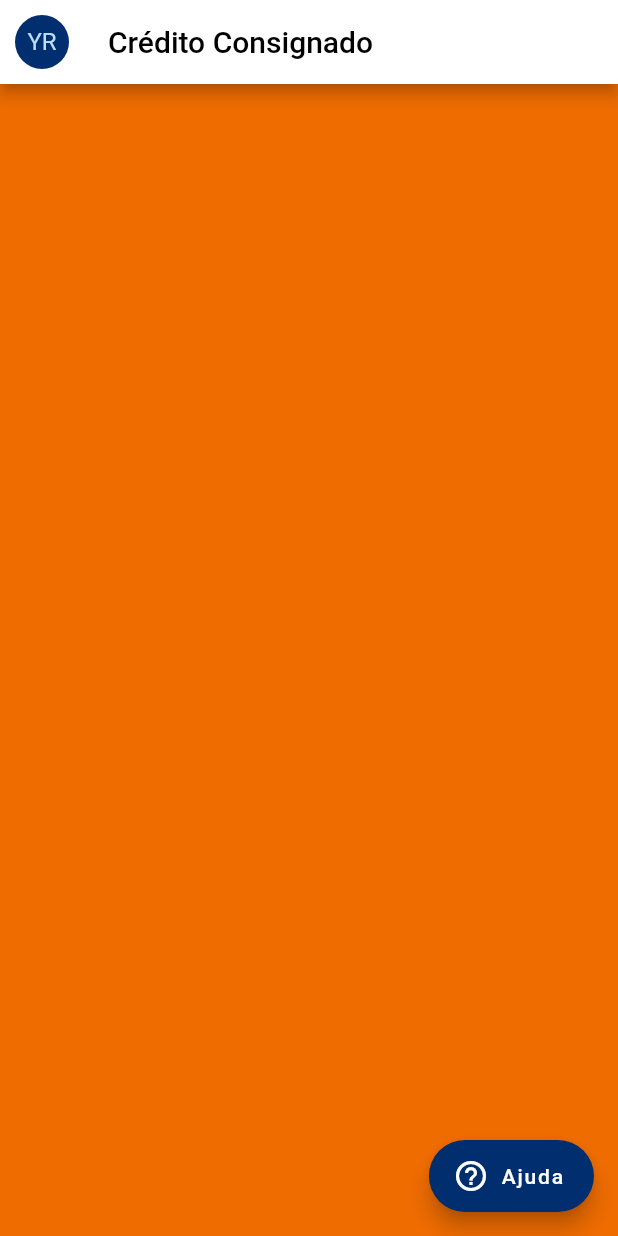
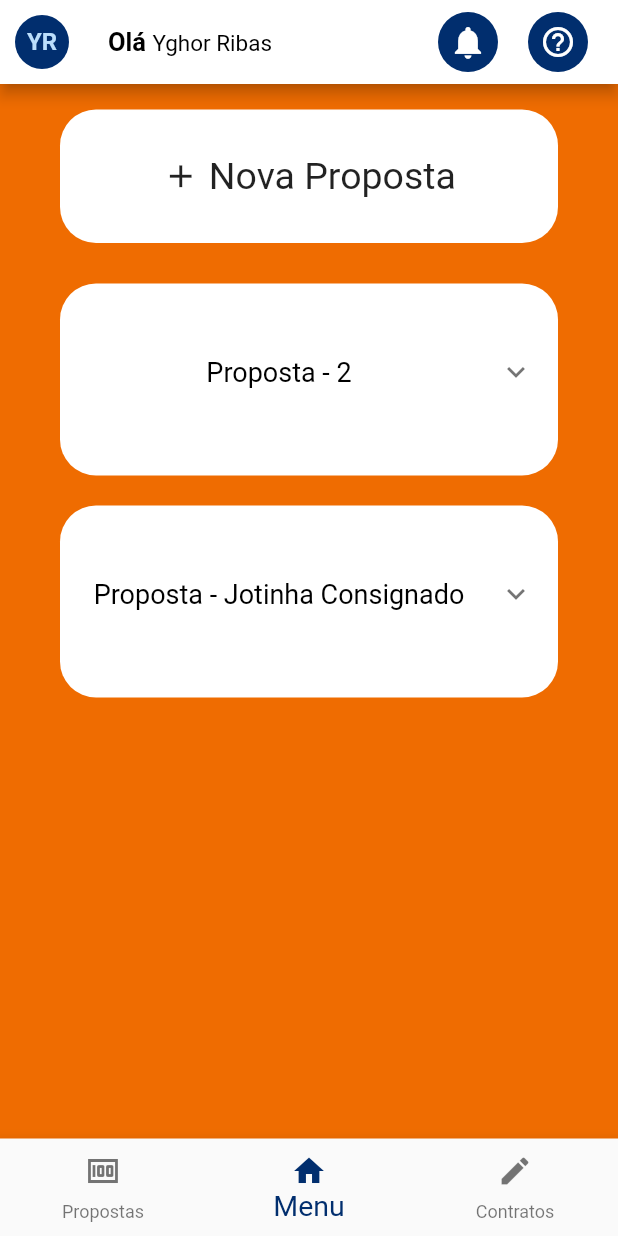
Before and after one commit to LocaLex-Digital/empresta-hackaton-flutter, a Flutter app: the screen it shows after launch, on a phone screen of 412 x 824 dp. Run offline on Flutter 3.47's test engine with Material 2 defaults, Android fonts, the phone set to English and light mode, and no system bars.

Commit message:
Initial Commit

```diff
--- a/lib/main.dart
+++ b/lib/main.dart
@@ -1,3 +1,8 @@
+import 'package:empresta_app/options_description_page.dart';
+import 'package:empresta_app/profile_page.dart';
+import 'package:empresta_app/widgets/add_card_widget.dart';
+import 'package:empresta_app/widgets/card_widget.dart';
+import 'package:empresta_app/widgets/help_widget.dart';
 import 'package:empresta_app/widgets/profile_widget.dart';
 import 'package:flutter/material.dart';
 
@@ -7,8 +12,7 @@ void main() {
 
 class MyApp extends StatelessWidget {
   @override
-  Widget build(BuildContext context) {
-    return MaterialApp(
+  Widget build(BuildContext context) => MaterialApp(
         title: 'Empresta App',
         theme: ThemeData(
           primarySwatch: Colors.blue,
@@ -16,7 +20,6 @@ class MyApp extends StatelessWidget {
         ),
         home: MyHomePage(),
       );
-  }
 }
 
 class MyHomePage extends StatefulWidget {
@@ -27,44 +30,132 @@ class MyHomePage extends StatefulWidget {
 }
 
 class _MyHomePageState extends State<MyHomePage> {
-
   @override
   Widget build(BuildContext context) => Scaffold(
         backgroundColor: Color(0xFFEF6C01),
-        appBar: AppBar(
+        appBar: _appBar(),
+        body: SingleChildScrollView(
+          child: Column(
+            children: <Widget>[
+              InkWell(
+                onTap: () {},
+                child: AddCardWidget(),
+              ),
+              CardWidget(
+                propostaTitle: 'Proposta - 2',
+              ),
+              CardWidget(
+                propostaTitle: 'Proposta - Jotinha Consignado',
+              ),
+            ],
+          ),
+        ),
+        bottomNavigationBar: BottomNavigationBar(
+          onTap: (index) {
+            if (index == 0) {
+              Navigator.push(
+                context,
+                MaterialPageRoute(
+                  builder: (context) => OptionsDrescription(
+                    index: index,
+                  ),
+                ),
+              );
+            } else if (index == 1) {
+              Navigator.push(
+                context,
+                MaterialPageRoute(builder: (context) => MyApp()),
+              );
+            } else if (index == 2) {
+              Navigator.push(
+                context,
+                MaterialPageRoute(
+                  builder: (context) => OptionsDrescription(
+                    index: index,
+                  ),
+                ),
+              );
+            }
+          },
+          selectedItemColor: Color(0xFF012E6E),
+          selectedFontSize: 19,
+          currentIndex: 1,
+          items: [
+            BottomNavigationBarItem(
+              icon: Icon(Icons.money),
+              label: "Propostas",
+            ),
+            BottomNavigationBarItem(
+              icon: Icon(Icons.home),
+              label: "Menu",
+            ),
+            BottomNavigationBarItem(
+              icon: Icon(Icons.edit),
+              label: "Contratos",
+            ),
+          ],
+        ),
+      );
+
+  Widget _appBar() => AppBar(
         leading: InkWell(
-            onTap: () {},
+          onTap: () {
+                          Navigator.push(
+                context,
+                MaterialPageRoute(
+                  builder: (context) => ProfilePage(
+                  ),
+                ),
+              );
+          },
           child: Padding(
             padding: const EdgeInsets.all(10.0),
             child: ProfileWidget(),
           ),
         ),
         backgroundColor: Colors.white,
-          title: Text(
-            'Crédito Consignado',
+        title: Row(
+          children: [
+            RichText(
+              text: TextSpan(
+                text: 'Olá ',
                 style: TextStyle(
                   color: Colors.black,
+                  fontSize: 17,
+                  fontWeight: FontWeight.bold,
                 ),
+                children: [
+                  TextSpan(
+                    text: 'Yghor Ribas', // add user name here
+                    style: TextStyle(
+                      fontSize: 15,
+                      fontWeight: FontWeight.normal,
                     ),
-        ),
-        body: Center(
-          child: Column(
-            mainAxisAlignment: MainAxisAlignment.center,
-            children: <Widget>[
-              Text(
-                '',
                   ),
                 ],
               ),
             ),
-        floatingActionButton: FloatingActionButton.extended(
-          onPressed: () {},
+          ],
+        ),
+        actions: <Widget>[
+          Padding(
+            padding: EdgeInsets.only(right: 20.0),
+            child: GestureDetector(
+              onTap: () {},
+              child: CircleAvatar(
                 backgroundColor: Color(0xFF012E6E),
-          tooltip: 'Clique para receber ajuda',
-          icon: Icon(
-            Icons.help_outline,
+                child: Icon(
+                  Icons.notifications,
+                  color: Colors.white,
+                  size: 26.0,
                 ),
-          label: Text('Ajuda'),
               ),
+            ),
+          ),
+          Padding(
+            padding: EdgeInsets.only(right: 20.0),
+            child: HelpWidget(),
+          ),
+        ],
       );
 }
--- /dev/null
+++ b/lib/widgets/add_card_widget.dart
@@ -0,0 +1,41 @@
+import 'package:flutter/material.dart';
+
+class AddCardWidget extends StatelessWidget {
+  const AddCardWidget() : super();
+
+
+  @override
+  Widget build(BuildContext context) => Padding(
+        padding: EdgeInsets.symmetric(
+          vertical: 17,
+          horizontal: 40,
+        ),
+          child: Container(
+            padding: EdgeInsets.only(
+              top: 30.0,
+              bottom: 30.0,
+            ),
+            decoration: BoxDecoration(
+              color: Colors.white,
+              borderRadius: BorderRadius.circular(
+                24,
+              ),
+            ),
+            child: Row(
+              mainAxisAlignment: MainAxisAlignment.center,
+              children: [
+                Icon(
+                  Icons.add,
+                  size: 25,
+                ),
+                Text(
+                  ' Nova Proposta',
+                  style: TextStyle(
+                    fontSize: 25,
+                  ),
+                ),
+              ],
+            ),
+          ),
+      );
+}
--- /dev/null
+++ b/lib/widgets/card_widget.dart
@@ -0,0 +1,49 @@
+import 'package:flutter/material.dart';
+
+class CardWidget extends StatelessWidget {
+  const CardWidget({
+    @required this.propostaTitle,
+  }) : super();
+
+  final String propostaTitle;
+
+  @override
+  Widget build(BuildContext context) => Padding(
+        padding: EdgeInsets.symmetric(
+          vertical: 10,
+          horizontal: 40,
+        ),
+        child: Container(
+          padding: EdgeInsets.only(
+            top: 30.0,
+            bottom: 40.0,
+          ),
+          decoration: BoxDecoration(
+            color: Colors.white,
+            borderRadius: BorderRadius.circular(
+              24,
+            ),
+          ),
+          child: ExpansionTile(
+            title: Text(
+              propostaTitle,
+              style: TextStyle(
+                color: Colors.black,
+                    fontSize: 18,
+
+              ),
+              textAlign: TextAlign.center,
+            ),
+            children: <Widget>[
+              Column(
+                children: [
+                  Text('aaaaaaaaaaaaaaaaaa'),
+                  Text('bhbhbhhbhbbhbhbhb'),
+                  Text('3247234872347823784'),
+                ],
+              ),
+            ],
+          ),
+        ),
+      );
+}
--- a/lib/widgets/profile_widget.dart
+++ b/lib/widgets/profile_widget.dart
@@ -1,18 +1,22 @@
 import 'package:flutter/material.dart';
 
 class ProfileWidget extends StatelessWidget {
-  const ProfileWidget(
-  ) : super();
+  const ProfileWidget() : super();
 
   final name = 'Yghor Ribas';
 
   String getInitials(String initials) => initials.isNotEmpty
-    ? initials.trim().split(' ').map((l) => l[0]).take(2).join()
-    : '';
+      ? initials.trim().split(' ').map((l) => l[0]).take(2).join()
+      : '';
 
   @override
   Widget build(BuildContext context) => CircleAvatar(
-    backgroundColor: Color(0xFF012E6E),
-    child: Text(getInitials(name),),
-  );
+        backgroundColor: Color(0xFF012E6E),
+        child: Text(
+          getInitials(name),
+          style: TextStyle(
+            fontWeight: FontWeight.bold,
+          ),
+        ),
+      );
 }
--- a/pubspec.yaml
+++ b/pubspec.yaml
@@ -28,6 +28,8 @@ dependencies:
   # The following adds the Cupertino Icons font to your application.
   # Use with the CupertinoIcons class for iOS style icons.
   cupertino_icons: ^1.0.0
+
+  expansion_card: ^0.1.0
 
 dev_dependencies:
   flutter_test:
```
Also changed, not shown: lib/options_description_page.dart (added, +154 -0 lines), lib/profile_page.dart (added, +91 -0 lines), lib/widgets/help_widget.dart (added, +83 -0 lines), pubspec.lock, 1 other file. Lines whose indentation alone changed are shown as unchanged.
